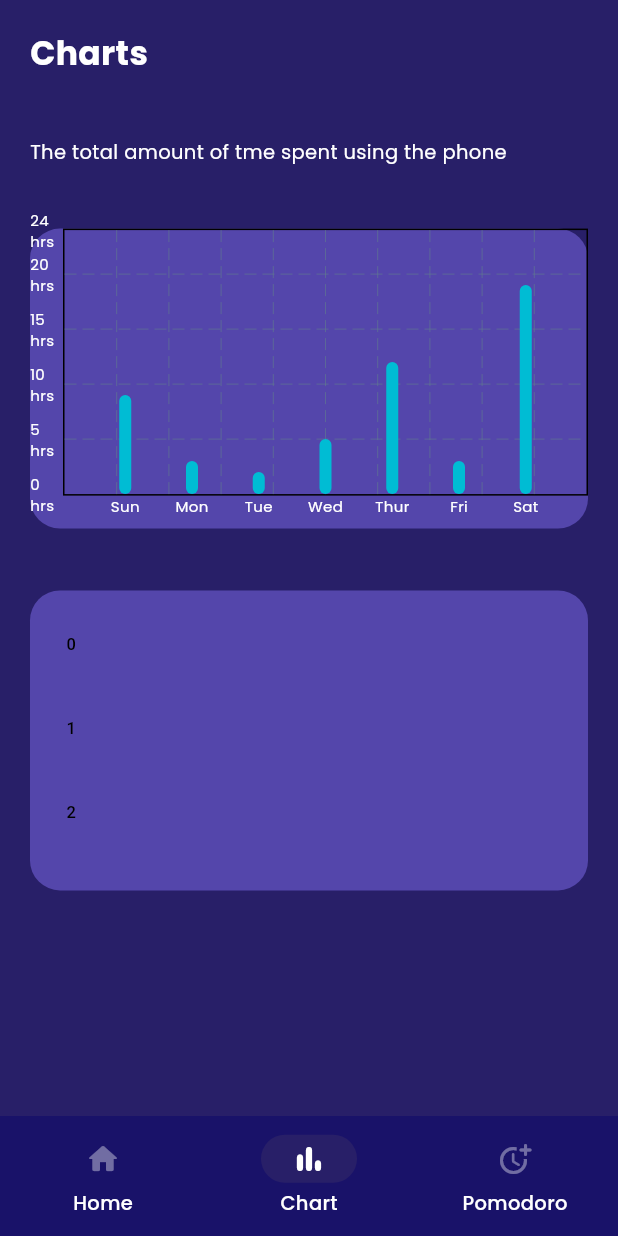
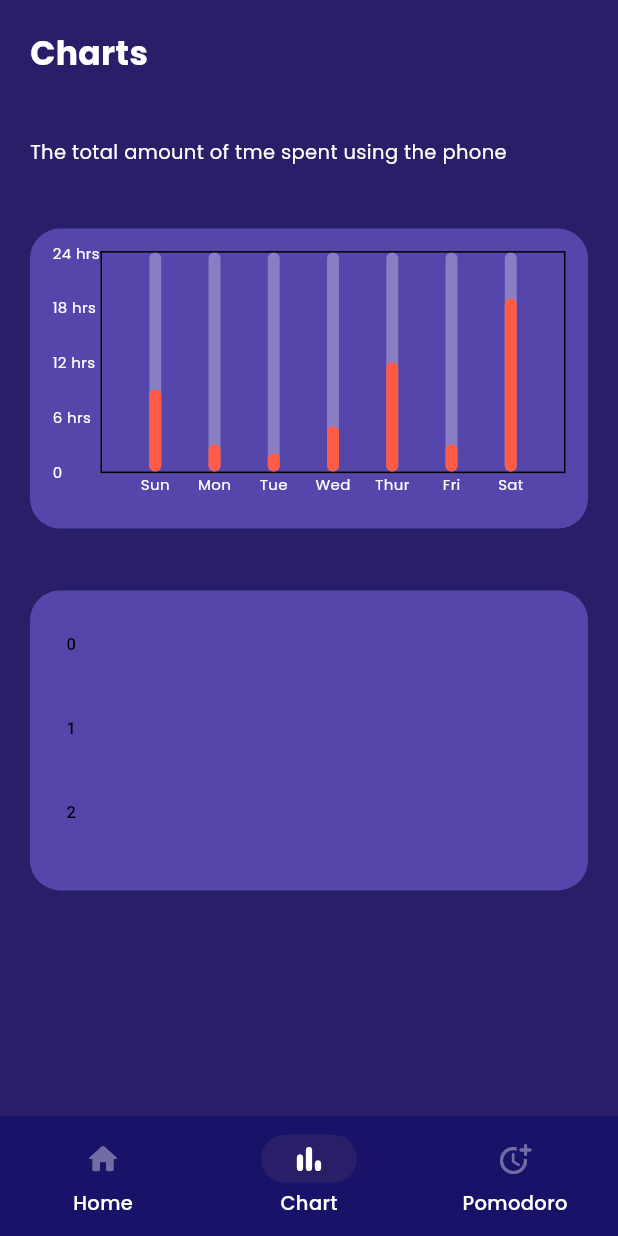
Before and after one commit to kevinhectorngetich/smartcare, a Flutter app: the screen it shows after launch, item 2 of the bottom bar chosen, on a phone screen of 412 x 824 dp. Run offline on Flutter 3.47's test engine with Material 2 defaults, Android fonts, the phone set to English and light mode, and no system bars; drawn by our look-alikes of fl_chart.

Commit message:
feat: finished the chart UI still padding issue

```diff
--- a/lib/constants/constants.dart
+++ b/lib/constants/constants.dart
@@ -4,3 +4,4 @@ const Color mybackgroundPurple = Color(0xFF281F68);
 const Color myprimaryColorLightpurple = Color(0xFF994EC8);
 const Color myContainerLightpurple = Color(0xFF5446AB);
 const Color mybottomNavigationPurple = Color(0xFF191269);
+const Color mybarRodOrange = Color(0xFFFF5B47);
--- a/lib/screens/charts.dart
+++ b/lib/screens/charts.dart
@@ -49,8 +49,10 @@ class _ChartScreenState extends State<ChartScreen> {
       );
   SideTitles get _sideTitles => SideTitles(
         showTitles: true,
+        interval: 6,
+        reservedSize: 32.0,
         getTitlesWidget: (value, meta) => Text(
-          '${value.toInt()}' ' hrs',
+          value == 0 ? '0' : '${value.toInt()}' ' hrs',
           style: const TextStyle(
               fontFamily: 'Poppins', color: Colors.white, fontSize: 10.0),
         ),
@@ -88,10 +90,31 @@ class _ChartScreenState extends State<ChartScreen> {
                     borderRadius: BorderRadius.all(Radius.circular(20.0)),
                     color: myContainerLightpurple,
                   ),
+                  child: Padding(
+                    padding: const EdgeInsets.all(15.0),
                     child: BarChart(
                       BarChartData(
+                          borderData: FlBorderData(
+                            show: true,
+
+                            // border: Border.all(
+                            //   style: BorderStyle.solid,
+                            //   color: Colors.white30,
+                            // ),
+                          ),
                           maxY: 24,
-                        // groupsSpace: 2,
+                          groupsSpace: 12,
+                          gridData: FlGridData(
+                            show: false,
+                            checkToShowHorizontalLine: (value) =>
+                                value % 3 == 0,
+                            getDrawingHorizontalLine: (value) {
+                              return FlLine(
+                                color: Colors.white,
+                                strokeWidth: 2.8,
+                              );
+                            },
+                          ),
                           barTouchData: BarTouchData(enabled: true),
                           titlesData: FlTitlesData(
                               topTitles: AxisTitles(
@@ -99,20 +122,30 @@ class _ChartScreenState extends State<ChartScreen> {
                               rightTitles: AxisTitles(
                                   sideTitles: SideTitles(showTitles: false)),
                               // bottomTitles:
-                            bottomTitles: AxisTitles(sideTitles: _bottomTitles),
+                              bottomTitles:
+                                  AxisTitles(sideTitles: _bottomTitles),
                               leftTitles: AxisTitles(sideTitles: _sideTitles)),
 
                           // backgroundColor:
                           barGroups: BarData.barData
                               .map(
-                              (data) => BarChartGroupData(x: data.id, barRods: [
+                                (data) =>
+                                    BarChartGroupData(x: data.id, barRods: [
                                   BarChartRodData(
                                     toY: data.hoursUsed,
+                                    color: mybarRodOrange,
                                     borderRadius: const BorderRadius.all(
-                                        Radius.circular(20.0))),
+                                        Radius.circular(20.0)),
+                                    backDrawRodData: BackgroundBarChartRodData(
+                                        fromY: 0,
+                                        toY: 24,
+                                        color: Colors.white30,
+                                        show: true),
+                                  ),
                                 ]),
                               )
                               .toList()),
+                    ),
                   ),
                 ),
                 SizedBox(
```
Lines whose indentation alone changed are shown as unchanged.
